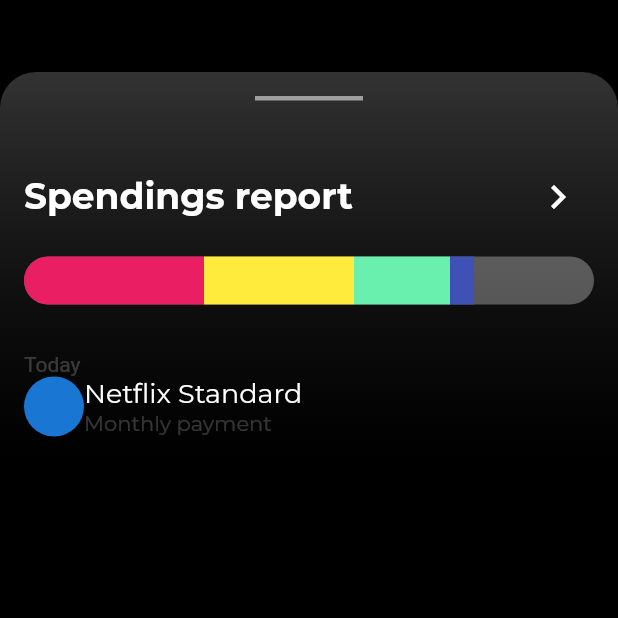
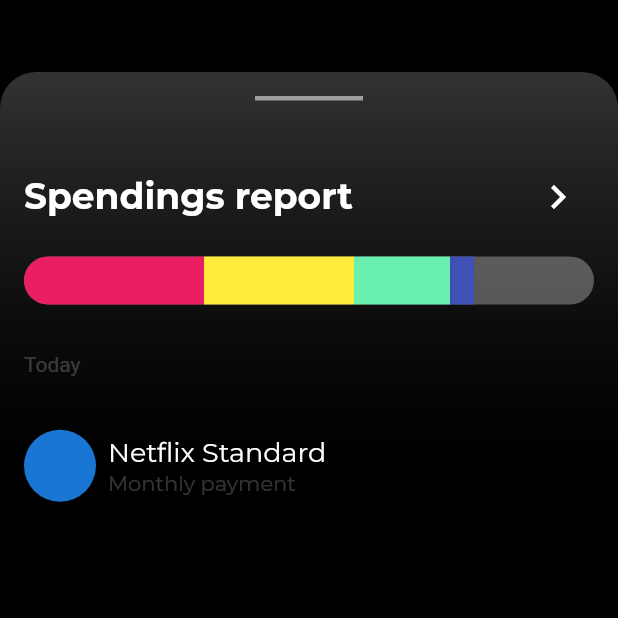
Before and after one commit to JAICHANGPARK/flutter_notebook_8th_story, a Flutter app: the screen it shows after launch, on a phone screen of 412 x 824 dp, the top half of it. Run offline on Flutter 3.47's test engine with Material 2 defaults, Android fonts, the phone set to English and light mode, and no system bars; our stand-ins replace badges, flutter_hooks, google_fonts, hooks_riverpod, state_notifier.

Commit message:
Update bank_main_page.dart

```diff
--- a/lib/ep594_banking_app/bank_main_page.dart
+++ b/lib/ep594_banking_app/bank_main_page.dart
@@ -109,10 +109,15 @@ class _BankMainPageState extends State<BankMainPage> {
                           "Today",
                           style: TextStyle(color: Colors.white.withOpacity(0.2)),
                         ),
+                        SizedBox(height: 32,),
                         Row(
                           children: [
-                            CircleAvatar(),
-                            Column(
+                            CircleAvatar(
+                              radius: 24,
+                            ),
+                            Padding(
+                              padding: const EdgeInsets.all(8.0),
+                              child: Column(
                                 crossAxisAlignment: CrossAxisAlignment.start,
                                 children: [
                                   Text("Netflix Standard",style: GoogleFonts.montserrat(
@@ -123,6 +128,7 @@ class _BankMainPageState extends State<BankMainPage> {
                                     color: Colors.white.withOpacity(.2)
                                   ),)
                                 ],
+                              ),
                             )
                           ],
                         )
```
Lines whose indentation alone changed are shown as unchanged.
